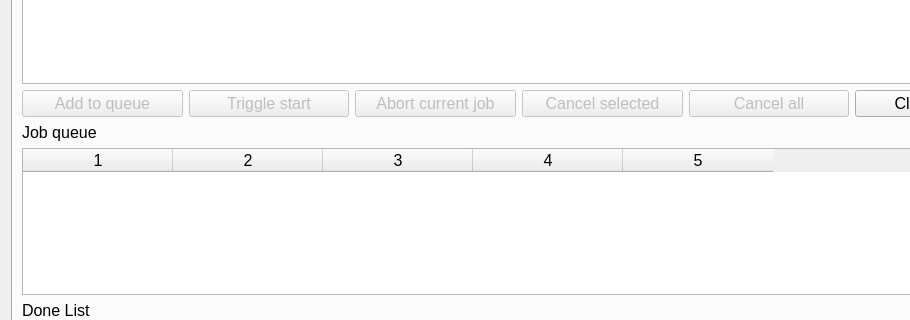
fdar0536/Simple-Task-Queue, file tasktab.ui: the form before one commit; both pictures show x 0 to 910 and y 266 to 586 of the 1038 by 761 pixel window.
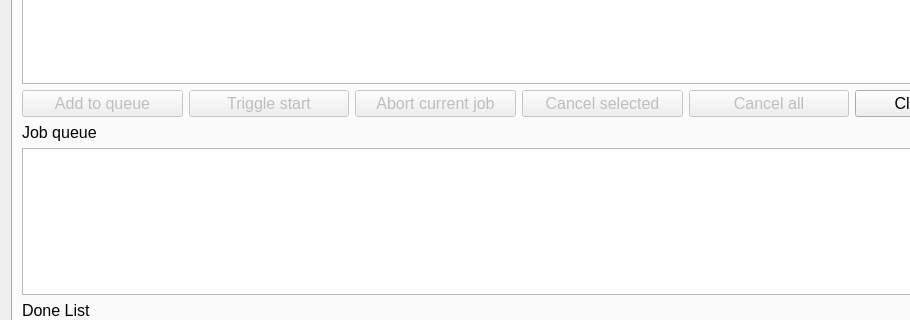
The form after the commit. The open tabs and pages were chosen to show the change.

The edit to the form file:
```diff
--- a/tasktab.ui
+++ b/tasktab.ui
@@ -317,7 +317,7 @@
             <number>5</number>
            </property>
            <attribute name="horizontalHeaderVisible">
-            <bool>true</bool>
+            <bool>false</bool>
            </attribute>
            <attribute name="horizontalHeaderDefaultSectionSize">
             <number>150</number>
```
Left out of the diff: 2 changed lines with no effect on the pictures.
